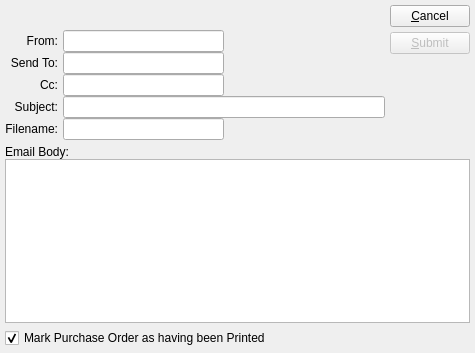
First picture: the form in xtuple/trunk/guiclient/deliverPurchaseOrder.ui, repository WooodHead/xtuple, before the edit.
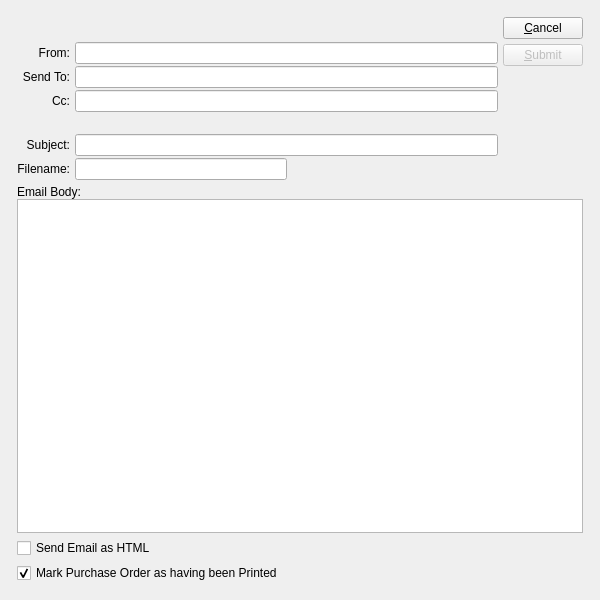
Second picture: the form after the edit. Custom widgets are drawn as their Qt base class.

```diff
--- a/xtuple/trunk/guiclient/deliverPurchaseOrder.ui
+++ b/xtuple/trunk/guiclient/deliverPurchaseOrder.ui
@@ -5,39 +5,30 @@
    <rect>
     <x>0</x>
     <y>0</y>
-    <width>475</width>
-    <height>353</height>
+    <width>600</width>
+    <height>600</height>
    </rect>
   </property>
   <property name="windowTitle" >
    <string>E-mail Purchase Order</string>
   </property>
-  <layout class="QVBoxLayout" >
-   <property name="spacing" >
-    <number>5</number>
-   </property>
+  <layout class="QGridLayout" >
+   <item row="0" column="0" >
+    <layout class="QGridLayout" >
    <property name="leftMargin" >
-    <number>5</number>
+      <number>12</number>
    </property>
    <property name="topMargin" >
-    <number>5</number>
+      <number>12</number>
    </property>
    <property name="rightMargin" >
-    <number>5</number>
+      <number>12</number>
    </property>
    <property name="bottomMargin" >
-    <number>5</number>
-   </property>
-   <item>
-    <layout class="QHBoxLayout" >
-     <property name="spacing" >
-      <number>5</number>
-     </property>
-     <item>
+      <number>12</number>
+     </property>
+     <item row="0" column="0" >
       <layout class="QVBoxLayout" >
-       <property name="spacing" >
-        <number>5</number>
-       </property>
        <item>
         <layout class="QHBoxLayout" >
          <property name="spacing" >
@@ -65,16 +56,11 @@
         </layout>
        </item>
        <item>
-        <layout class="QHBoxLayout" >
-         <property name="spacing" >
-          <number>5</number>
+        <layout class="QGridLayout" >
+         <property name="verticalSpacing" >
+          <number>2</number>
          </property>
-         <item>
-          <layout class="QVBoxLayout" >
-           <property name="spacing" >
-            <number>0</number>
-           </property>
-           <item>
+         <item row="0" column="0" >
             <widget class="QLabel" name="_fromEmailLit" >
              <property name="text" >
               <string>From:</string>
@@ -84,7 +70,10 @@
              </property>
             </widget>
            </item>
-           <item>
+         <item row="0" column="1" >
+          <widget class="XLineEdit" name="_fromEmail" />
+         </item>
+         <item row="1" column="0" >
             <widget class="QLabel" name="_emailLit" >
              <property name="text" >
               <string>Send To:</string>
@@ -94,7 +83,10 @@
              </property>
             </widget>
            </item>
-           <item>
+         <item row="1" column="1" >
+          <widget class="XLineEdit" name="_email" />
+         </item>
+         <item row="2" column="0" >
             <widget class="QLabel" name="_ccLit" >
              <property name="text" >
               <string>Cc:</string>
@@ -104,7 +96,10 @@
              </property>
             </widget>
            </item>
-           <item>
+         <item row="2" column="1" >
+          <widget class="XLineEdit" name="_cc" />
+         </item>
+         <item row="4" column="0" >
             <widget class="QLabel" name="_subjectLit" >
              <property name="text" >
               <string>Subject:</string>
@@ -114,7 +109,10 @@
              </property>
             </widget>
            </item>
-           <item>
+         <item row="4" column="1" >
+          <widget class="XLineEdit" name="_subject" />
+         </item>
+         <item row="5" column="0" >
             <widget class="QLabel" name="_fileNameLit" >
              <property name="text" >
               <string>Filename:</string>
@@ -124,95 +122,7 @@
              </property>
             </widget>
            </item>
-          </layout>
-         </item>
-         <item>
-          <layout class="QVBoxLayout" >
-           <property name="spacing" >
-            <number>0</number>
-           </property>
-           <item>
-            <layout class="QHBoxLayout" >
-             <property name="spacing" >
-              <number>0</number>
-             </property>
-             <item>
-              <widget class="XLineEdit" name="_fromEmail" />
-             </item>
-             <item>
-              <spacer>
-               <property name="orientation" >
-                <enum>Qt::Horizontal</enum>
-               </property>
-               <property name="sizeType" >
-                <enum>QSizePolicy::Expanding</enum>
-               </property>
-               <property name="sizeHint" >
-                <size>
-                 <width>41</width>
-                 <height>10</height>
-                </size>
-               </property>
-              </spacer>
-             </item>
-            </layout>
-           </item>
-           <item>
-            <layout class="QHBoxLayout" >
-             <property name="spacing" >
-              <number>0</number>
-             </property>
-             <item>
-              <widget class="XLineEdit" name="_email" />
-             </item>
-             <item>
-              <spacer>
-               <property name="orientation" >
-                <enum>Qt::Horizontal</enum>
-               </property>
-               <property name="sizeType" >
-                <enum>QSizePolicy::Expanding</enum>
-               </property>
-               <property name="sizeHint" >
-                <size>
-                 <width>41</width>
-                 <height>10</height>
-                </size>
-               </property>
-              </spacer>
-             </item>
-            </layout>
-           </item>
-           <item>
-            <layout class="QHBoxLayout" >
-             <property name="spacing" >
-              <number>0</number>
-             </property>
-             <item>
-              <widget class="XLineEdit" name="_cc" />
-             </item>
-             <item>
-              <spacer>
-               <property name="orientation" >
-                <enum>Qt::Horizontal</enum>
-               </property>
-               <property name="sizeType" >
-                <enum>QSizePolicy::Expanding</enum>
-               </property>
-               <property name="sizeHint" >
-                <size>
-                 <width>41</width>
-                 <height>10</height>
-                </size>
-               </property>
-              </spacer>
-             </item>
-            </layout>
-           </item>
-           <item>
-            <widget class="XLineEdit" name="_subject" />
-           </item>
-           <item>
+         <item row="5" column="1" >
             <layout class="QHBoxLayout" >
              <property name="spacing" >
               <number>0</number>
@@ -238,13 +148,27 @@
              </item>
             </layout>
            </item>
-          </layout>
+         <item row="3" column="1" >
+          <spacer>
+           <property name="orientation" >
+            <enum>Qt::Vertical</enum>
+           </property>
+           <property name="sizeType" >
+            <enum>QSizePolicy::Preferred</enum>
+           </property>
+           <property name="sizeHint" >
+            <size>
+             <width>20</width>
+             <height>20</height>
+            </size>
+           </property>
+          </spacer>
          </item>
         </layout>
        </item>
       </layout>
      </item>
-     <item>
+     <item row="0" column="1" >
       <layout class="QVBoxLayout" >
        <property name="spacing" >
         <number>5</number>
@@ -290,9 +214,34 @@
        </item>
       </layout>
      </item>
-    </layout>
-   </item>
-   <item>
+     <item row="1" column="0" colspan="2" >
+      <widget class="QFrame" name="_frame" >
+       <property name="sizePolicy" >
+        <sizepolicy vsizetype="Expanding" hsizetype="Preferred" >
+         <horstretch>0</horstretch>
+         <verstretch>1</verstretch>
+        </sizepolicy>
+       </property>
+       <property name="frameShape" >
+        <enum>QFrame::NoFrame</enum>
+       </property>
+       <property name="frameShadow" >
+        <enum>QFrame::Raised</enum>
+       </property>
+       <layout class="QGridLayout" >
+        <property name="leftMargin" >
+         <number>0</number>
+        </property>
+        <property name="topMargin" >
+         <number>0</number>
+        </property>
+        <property name="rightMargin" >
+         <number>0</number>
+        </property>
+        <property name="bottomMargin" >
+         <number>0</number>
+        </property>
+        <item row="0" column="0" >
     <layout class="QVBoxLayout" >
      <property name="spacing" >
       <number>0</number>
@@ -312,12 +261,14 @@
      </item>
     </layout>
    </item>
-   <item>
-    <layout class="QHBoxLayout" >
-     <property name="spacing" >
-      <number>0</number>
-     </property>
-     <item>
+        <item row="1" column="0" >
+         <widget class="QCheckBox" name="_emailHTML" >
+          <property name="text" >
+           <string>Send Email as HTML</string>
+          </property>
+         </widget>
+        </item>
+        <item row="2" column="0" >
       <widget class="QCheckBox" name="_markPrinted" >
        <property name="text" >
         <string>Mark Purchase Order as having been Printed</string>
@@ -327,21 +278,8 @@
        </property>
       </widget>
      </item>
-     <item>
-      <spacer>
-       <property name="orientation" >
-        <enum>Qt::Horizontal</enum>
-       </property>
-       <property name="sizeType" >
-        <enum>QSizePolicy::Expanding</enum>
-       </property>
-       <property name="sizeHint" >
-        <size>
-         <width>66</width>
-         <height>10</height>
-        </size>
-       </property>
-      </spacer>
+       </layout>
+      </widget>
      </item>
     </layout>
    </item>
```
Left out of the diff: 1 changed line with no effect on the pictures. Lines whose indentation alone changed are shown as unchanged.
